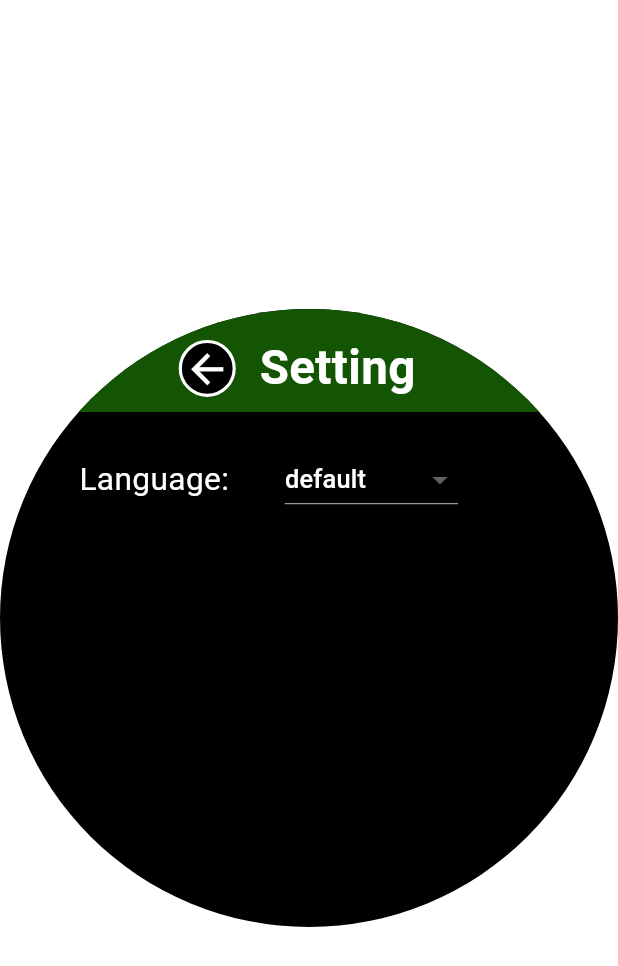
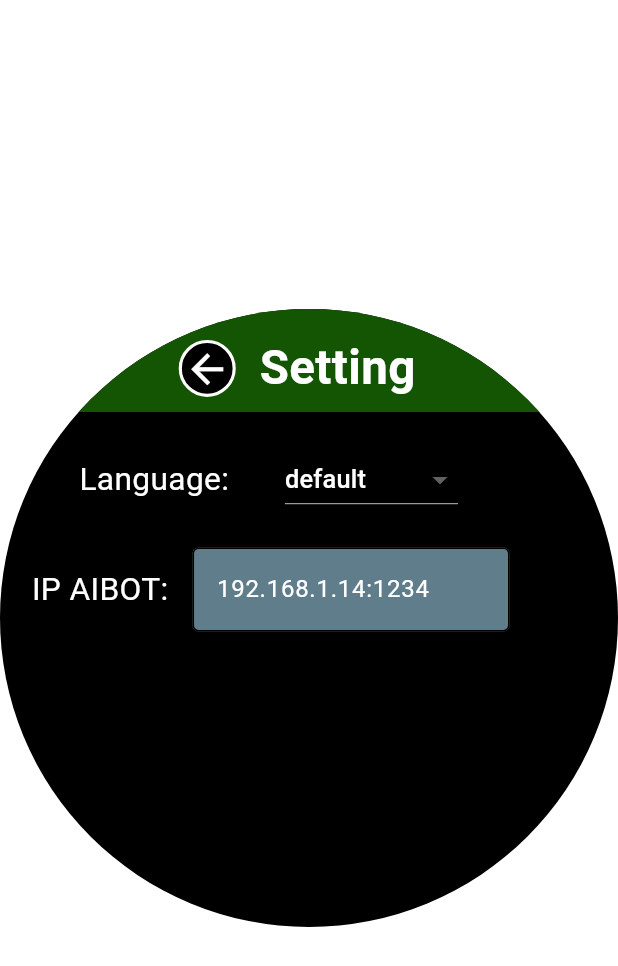
Before and after one commit to raymondtruongdev/ChatBot, a Flutter app: the SettingPage screen opened directly, on a phone screen of 412 x 824 dp. Shown: the top 966 px of the screen. Run offline on Flutter 3.47's test engine with Material 3 defaults, Android fonts, the phone set to English and light mode, and no system bars; our stand-ins replace device_info_plus, flutter_screenutil, get, just_audio, logger, lottie and 2 more; missing offline and left inert: flutter_sound.

Commit message:
add setting for user can set Bot IP

```diff
--- a/lib/controller/chatbot_controller.dart
+++ b/lib/controller/chatbot_controller.dart
@@ -12,6 +12,7 @@ class ChatBotController extends GetxController {
     } else {}
     super.onInit();
     resetHistoryBot();
+    setIpBot('192.168.1.14:1234');
 
     // messages.add(ChatMessage(
     //   text: 'Hello, who are you',
@@ -39,6 +40,7 @@ class ChatBotController extends GetxController {
   List<ChatMessage> messages = [];
   var _historyOpenAIMessage = [];
   String errorInfo = '';
+  late String _ipBot;
   final player = AudioPlayer();
 
   late double _watchSize = 1080.0;
@@ -48,13 +50,17 @@ class ChatBotController extends GetxController {
   bool _isCircleDevice = false;
   late Function scroolDownMessageList;
 
-// ==================== Getters ============================================
+// ==================== Getters ================================================
   RxBool checkLoading() => _isLoading;
   double getWatchSize() => _watchSize;
   double getScaleRatio() => _scaleRatio;
   bool isCircleDevice() => _isCircleDevice;
+  String getIpBot() => _ipBot;
 
-  // ==================== Uitlilty Functions ============================================
+// ==================== Setters ================================================
+  setIpBot(String newIp) => _ipBot = newIp;
+
+  // ==================== Uitlilty Functions ===================================
 // Add new message to the list to show in Chat View
   List<ChatMessage> addMessageShowList(ChatMessage newUserMessage) {
     messages.add(newUserMessage);
--- a/lib/pages/setting_page.dart
+++ b/lib/pages/setting_page.dart
@@ -26,6 +26,8 @@ class _SettingPageState extends State<SettingPage> {
   @override
   Widget build(BuildContext context) {
     double watchSize = chatBotController.getWatchSize();
+    TextEditingController textController = TextEditingController();
+    textController.text = chatBotController.getIpBot();
     return Scaffold(
       backgroundColor: Theme.of(context).colorScheme.background,
       body: Center(
@@ -89,6 +91,44 @@ class _SettingPageState extends State<SettingPage> {
                                 }).toList(),
                               ),
                             ),
+                          ],
+                        ),
+                      ),
+                      SizedBox(
+                        height: 20.w,
+                      ),
+                      Padding(
+                        padding: EdgeInsets.only(left: 20.0.w),
+                        child: Row(
+                          children: [
+                            Text('IP AIBOT: ',
+                                style: TextStyle(
+                                    color: Colors.white, fontSize: 20.sp)),
+                            SizedBox(width: 10.w),
+                            Container(
+                              // height: 100.w,
+                              width: 200.w,
+                              decoration: BoxDecoration(
+                                // Set the background color here
+                                borderRadius: BorderRadius.circular(5.0),
+                              ),
+                              child: TextField(
+                                style: const TextStyle(color: Colors.white),
+                                controller: textController,
+                                minLines: 1,
+                                maxLines: 1,
+                                decoration: const InputDecoration(
+                                  border: OutlineInputBorder(),
+                                  filled: true,
+                                  fillColor: Colors.blueGrey,
+                                ),
+                                onChanged: (text) {
+                                  // Set new Bot IP
+                                  chatBotController
+                                      .setIpBot(textController.text);
+                                },
+                              ),
+                            )
                           ],
                         ),
                       ),
```
